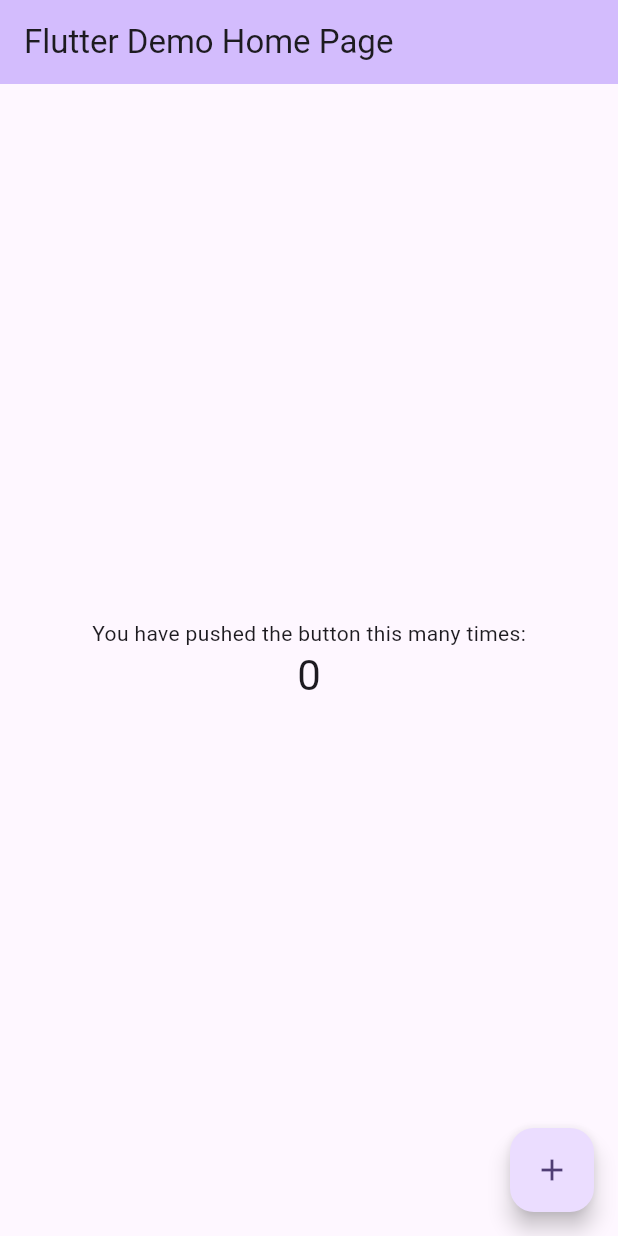
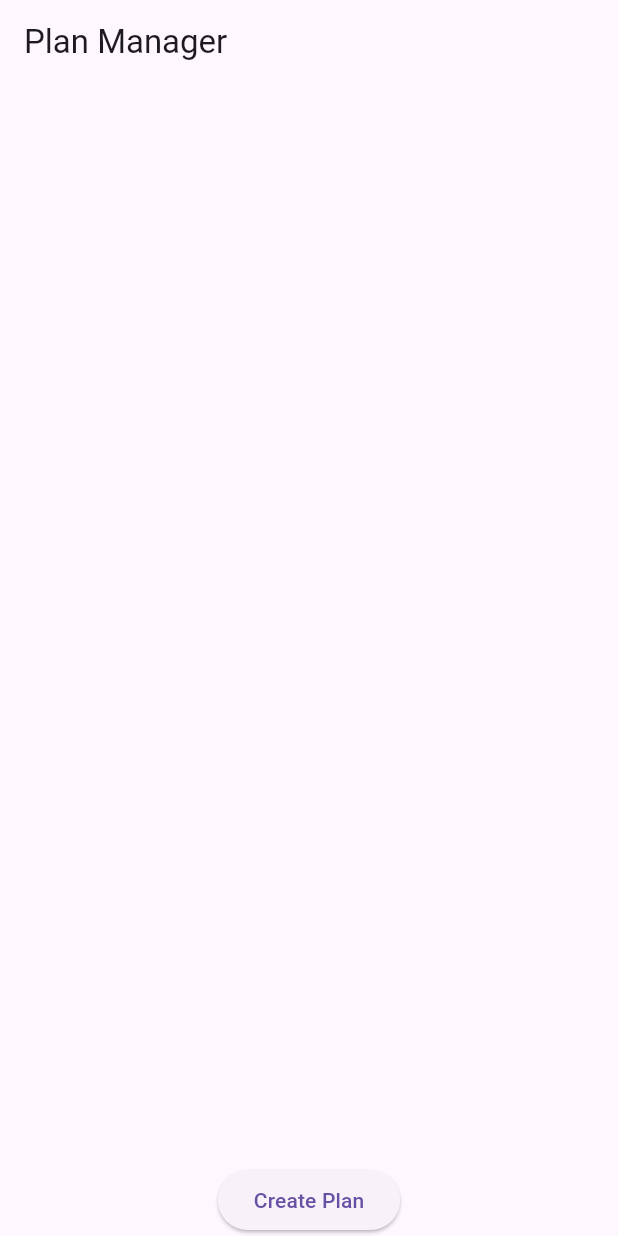
Before and after one commit to BeestingGit/cw4, a Flutter app: the screen it shows after launch, on a phone screen of 412 x 824 dp. Run offline on Flutter 3.47's test engine with Material 3 defaults, Android fonts, the phone set to English and light mode, and no system bars.

Commit message:
Added plan class and the basic screen layout

```diff
--- a/lib/main.dart
+++ b/lib/main.dart
@@ -1,122 +1,52 @@
 import 'package:flutter/material.dart';
 
 void main() {
-  runApp(const MyApp());
+  runApp(MyApp());
 }
 
 class MyApp extends StatelessWidget {
-  const MyApp({super.key});
-
-  // This widget is the root of your application.
   @override
   Widget build(BuildContext context) {
-    return MaterialApp(
-      title: 'Flutter Demo',
-      theme: ThemeData(
-        // This is the theme of your application.
-        //
-        // TRY THIS: Try running your application with "flutter run". You'll see
-        // the application has a purple toolbar. Then, without quitting the app,
-        // try changing the seedColor in the colorScheme below to Colors.green
-        // and then invoke "hot reload" (save your changes or press the "hot
-        // reload" button in a Flutter-supported IDE, or press "r" if you used
-        // the command line to start the app).
-        //
-        // Notice that the counter didn't reset back to zero; the application
-        // state is not lost during the reload. To reset the state, use hot
-        // restart instead.
-        //
-        // This works for code too, not just values: Most code changes can be
-        // tested with just a hot reload.
-        colorScheme: ColorScheme.fromSeed(seedColor: Colors.deepPurple),
+    return MaterialApp(home: PlanManagerScreen());
+  }
+}
+
+class Plan {
+  String name;
+  String description;
+  DateTime date;
+  bool isCompleted;
+  Plan({
+    required this.name,
+    required this.description,
+    required this.date,
+    this.isCompleted = false,
+  });
+}
+
+class PlanManagerScreen extends StatefulWidget {
+  @override
+  _PlanManagerScreenState createState() => _PlanManagerScreenState();
+}
+
+class _PlanManagerScreenState extends State<PlanManagerScreen> {
+  List<Plan> plans = []; // List to store plans
+
+  @override
+  Widget build(BuildContext context) {
+    return Scaffold(
+      appBar: AppBar(title: Text("Plan Manager")),
+      body: Column(
+        children: [
+          Expanded(
+            child: ListView(), // Placeholder for the plan list
+          ),
+          ElevatedButton(
+            onPressed: () {}, // Placeholder for "Create Plan" button
+            child: Text("Create Plan"),
+          ),
+        ],
       ),
-      home: const MyHomePage(title: 'Flutter Demo Home Page'),
     );
   }
 }
-
-class MyHomePage extends StatefulWidget {
-  const MyHomePage({super.key, required this.title});
-
-  // This widget is the home page of your application. It is stateful, meaning
-  // that it has a State object (defined below) that contains fields that affect
-  // how it looks.
-
-  // This class is the configuration for the state. It holds the values (in this
-  // case the title) provided by the parent (in this case the App widget) and
-  // used by the build method of the State. Fields in a Widget subclass are
-  // always marked "final".
-
-  final String title;
-
-  @override
-  State<MyHomePage> createState() => _MyHomePageState();
-}
-
-class _MyHomePageState extends State<MyHomePage> {
-  int _counter = 0;
-
-  void _incrementCounter() {
-    setState(() {
-      // This call to setState tells the Flutter framework that something has
-      // changed in this State, which causes it to rerun the build method below
-      // so that the display can reflect the updated values. If we changed
-      // _counter without calling setState(), then the build method would not be
-      // called again, and so nothing would appear to happen.
-      _counter++;
-    });
-  }
-
-  @override
-  Widget build(BuildContext context) {
-    // This method is rerun every time setState is called, for instance as done
-    // by the _incrementCounter method above.
-    //
-    // The Flutter framework has been optimized to make rerunning build methods
-    // fast, so that you can just rebuild anything that needs updating rather
-    // than having to individually change instances of widgets.
-    return Scaffold(
-      appBar: AppBar(
-        // TRY THIS: Try changing the color here to a specific color (to
-        // Colors.amber, perhaps?) and trigger a hot reload to see the AppBar
-        // change color while the other colors stay the same.
-        backgroundColor: Theme.of(context).colorScheme.inversePrimary,
-        // Here we take the value from the MyHomePage object that was created by
-        // the App.build method, and use it to set our appbar title.
-        title: Text(widget.title),
-      ),
-      body: Center(
-        // Center is a layout widget. It takes a single child and positions it
-        // in the middle of the parent.
-        child: Column(
-          // Column is also a layout widget. It takes a list of children and
-          // arranges them vertically. By default, it sizes itself to fit its
-          // children horizontally, and tries to be as tall as its parent.
-          //
-          // Column has various properties to control how it sizes itself and
-          // how it positions its children. Here we use mainAxisAlignment to
-          // center the children vertically; the main axis here is the vertical
-          // axis because Columns are vertical (the cross axis would be
-          // horizontal).
-          //
-          // TRY THIS: Invoke "debug painting" (choose the "Toggle Debug Paint"
-          // action in the IDE, or press "p" in the console), to see the
-          // wireframe for each widget.
-          mainAxisAlignment: MainAxisAlignment.center,
-          children: <Widget>[
-            const Text('You have pushed the button this many times:'),
-            Text(
-              '$_counter',
-              style: Theme.of(context).textTheme.headlineMedium,
-            ),
-          ],
-        ),
-      ),
-      floatingActionButton: FloatingActionButton(
-        onPressed: _incrementCounter,
-        tooltip: 'Increment',
-        child: const Icon(Icons.add),
-      ), // This trailing comma makes auto-formatting nicer for build methods.
-    );
-  }
-}
```
Also changed, not shown: 1 other file.
